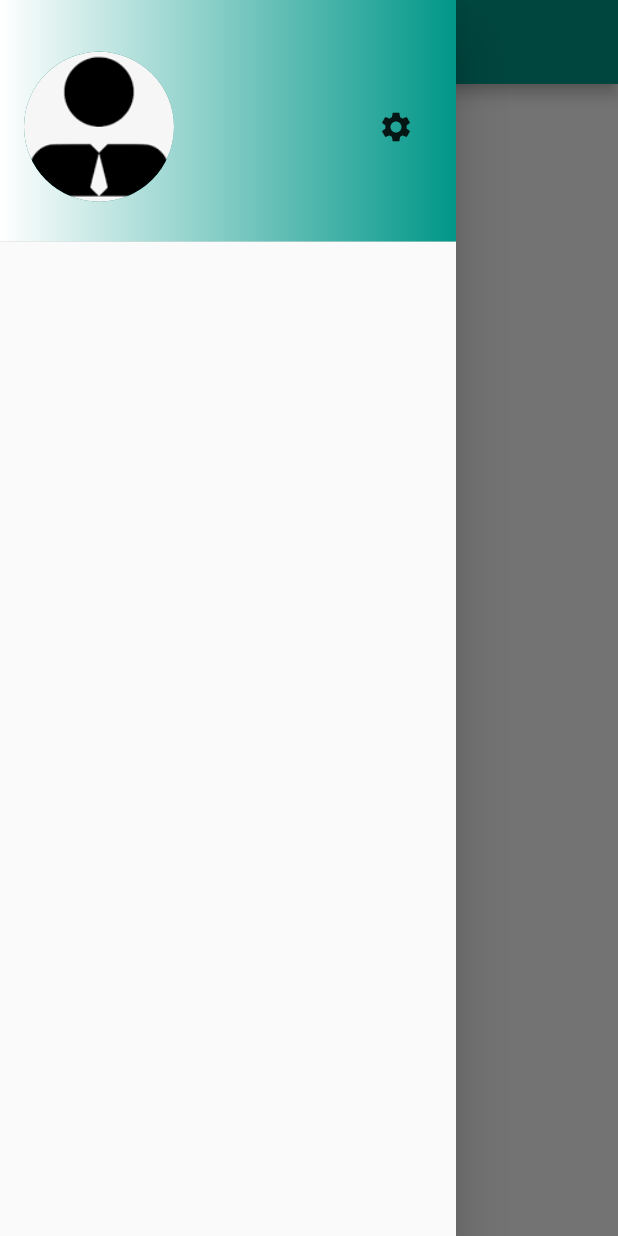
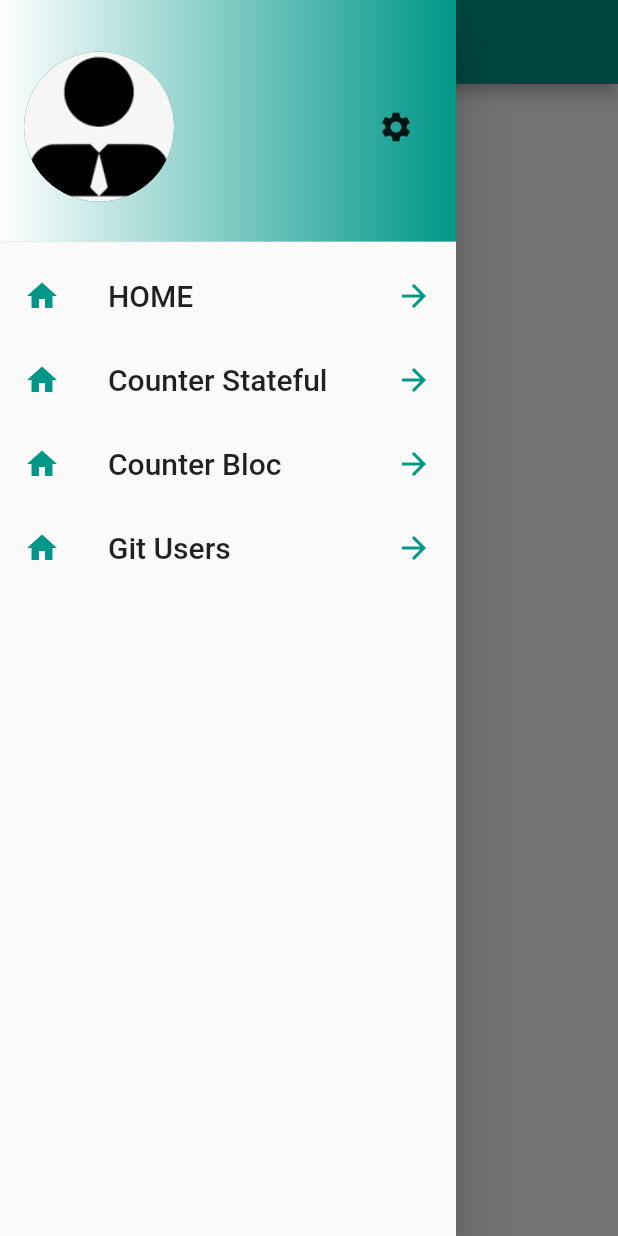
Before and after one commit to Junior300895/practices_app, a Flutter app: the screen it shows after launch, with the side drawer open, on a phone screen of 412 x 824 dp. Run offline on Flutter 3.47's test engine with Material 2 defaults, Android fonts, the phone set to English and light mode, and no system bars.

Commit message:
ajout drawer standard

```diff
--- a/lib/main.dart
+++ b/lib/main.dart
@@ -1,3 +1,6 @@
+import 'package:enset_app/ui/pages/counter.bloc.page.dart';
+import 'package:enset_app/ui/pages/counter.stateful.page.dart';
+import 'package:enset_app/ui/pages/git.users.page.dart';
 import 'package:enset_app/ui/pages/home.page.dart';
 import 'package:flutter/material.dart';
 
@@ -25,7 +28,11 @@ class RootView extends StatelessWidget {
       ),
       routes: {
         "/": (context) => const HomePage(),
+        "/counter1": (context) => const CounterStatefulPage(),
+        "/counter2": (context) => const CounterBlocPage(),
+        "/users": (context) => const GitUsersPage(),
       },
+      initialRoute: "/",
     );
   }
 }
--- /dev/null
+++ b/lib/ui/widget/drawer.item.widget.dart
@@ -0,0 +1,35 @@
+import 'package:flutter/material.dart';
+
+class DrawerItem extends StatelessWidget {
+  final String title;
+  final IconData leadingIcon;
+  final IconData trailingIcon;
+  final Function onAction;
+
+  const DrawerItem({
+    super.key,
+    required this.title,
+    required this.leadingIcon,
+    required this.trailingIcon,
+    required this.onAction,
+  });
+
+  @override
+  Widget build(BuildContext context) {
+    return ListTile(
+      title: Text(
+        title,
+        style: Theme.of(context).textTheme.titleLarge,
+      ),
+      leading: Icon(
+        leadingIcon,
+        color: Theme.of(context).primaryColor,
+      ),
+      trailing: Icon(
+        trailingIcon,
+        color: Theme.of(context).primaryColor,
+      ),
+      onTap: () => onAction(),
+    );
+  }
+}
--- a/lib/ui/widget/main.drawer.widget.dart
+++ b/lib/ui/widget/main.drawer.widget.dart
@@ -1,3 +1,4 @@
+import 'package:enset_app/ui/widget/drawer.item.widget.dart';
 import 'package:enset_app/ui/widget/main.drawer.header.widget.dart';
 import 'package:flutter/material.dart';
 
@@ -6,10 +7,79 @@ class MainDrawer extends StatelessWidget {
 
   @override
   Widget build(BuildContext context) {
-    return const Drawer(
+    List<dynamic> menus = [
+      {
+        "title": "Home",
+        "route": "/",
+        "leadindIcon": Icons.home,
+        "trailingIcon": Icons.arrow_forward
+      },
+      {
+        "title": "Counter Stful",
+        "route": "/",
+        "leadindIcon": Icons.event,
+        "trailingIcon": Icons.arrow_forward
+      },
+      {
+        "title": "Counter Bloc",
+        "route": "/",
+        "leadindIcon": Icons.timer,
+        "trailingIcon": Icons.arrow_forward
+      },
+      {
+        "title": "Git users",
+        "route": "/",
+        "leadindIcon": Icons.person,
+        "trailingIcon": Icons.arrow_forward
+      },
+    ];
+
+    return Drawer(
       child: Column(
         children: [
-          MainDrawerHeader()
+          const MainDrawerHeader(),
+          Expanded(
+            child: ListView(
+              children: [
+                DrawerItem(
+                  title: "HOME",
+                  leadingIcon: Icons.home,
+                  trailingIcon: Icons.arrow_forward,
+                  onAction: () {
+                    Navigator.pop(context);
+                    Navigator.pushNamed(context, "/");
+                  },
+                ),
+                DrawerItem(
+                  title: "Counter Stateful",
+                  leadingIcon: Icons.home,
+                  trailingIcon: Icons.arrow_forward,
+                  onAction: () {
+                    Navigator.pop(context);
+                    Navigator.pushNamed(context, "/counter1");
+                  },
+                ),
+                DrawerItem(
+                  title: "Counter Bloc",
+                  leadingIcon: Icons.home,
+                  trailingIcon: Icons.arrow_forward,
+                  onAction: () {
+                    Navigator.pop(context);
+                    Navigator.pushNamed(context, "/counter2");
+                  },
+                ),
+                DrawerItem(
+                  title: "Git Users",
+                  leadingIcon: Icons.home,
+                  trailingIcon: Icons.arrow_forward,
+                  onAction: () {
+                    Navigator.pop(context);
+                    Navigator.pushNamed(context, "/users");
+                  },
+                )
+              ],
+            ),
+          )
         ],
       ),
     );
```
Also changed, not shown: lib/ui/pages/counter.bloc.page.dart (added, +22 -0 lines), lib/ui/pages/counter.stateful.page.dart (added, +22 -0 lines), lib/ui/pages/git.users.page.dart (added, +22 -0 lines).
